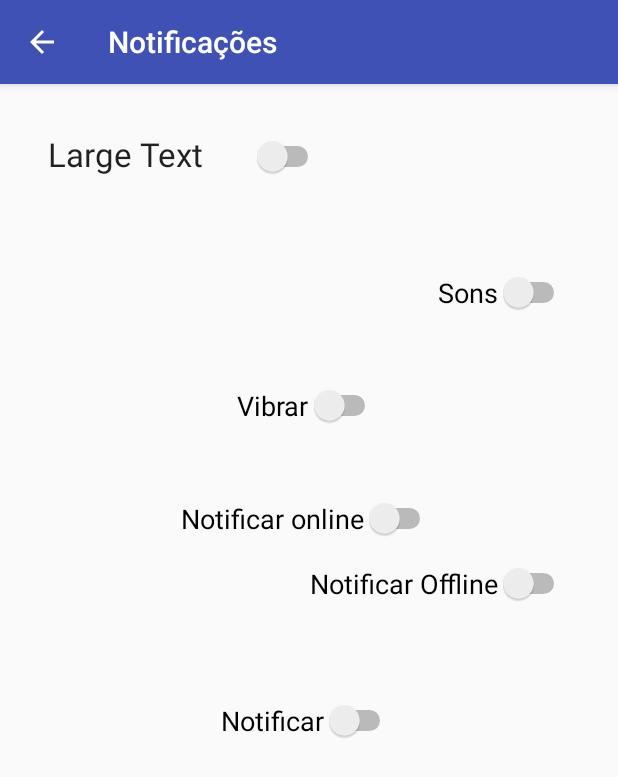
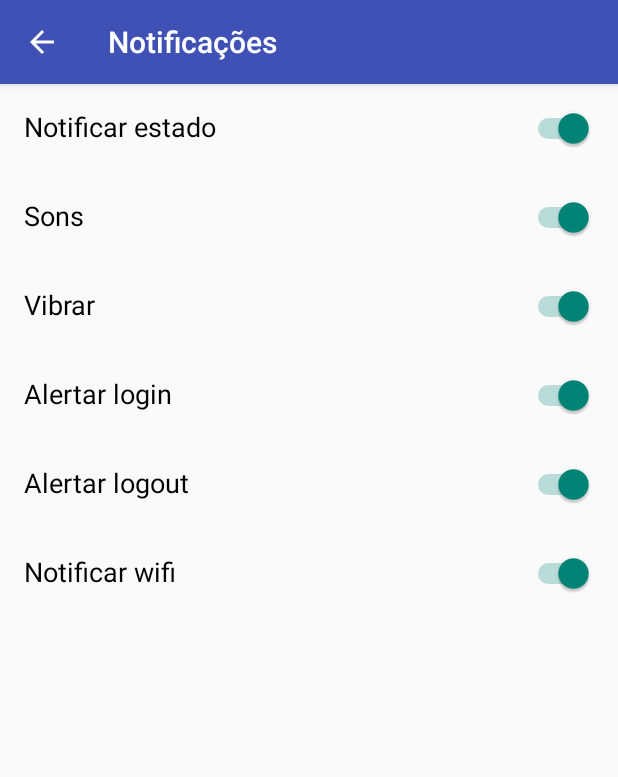
Before and after one commit to gitter-badger/reconnect, an Android app: the NotificationActivity screen opened directly, with no data from a screen before it, on a phone screen of 412 x 824 dp. Shown: the top 777 px of the screen. Run offline under Robolectric (Android 15) with nearby library versions, the phone set to English and light mode, and no system bars.

Commit message:
Update Layout Notifications

```diff
--- a/Android/Reconnect2/app/src/main/java/com/example/peter/reconnect/MainActivity.java
+++ b/Android/Reconnect2/app/src/main/java/com/example/peter/reconnect/MainActivity.java
@@ -49,6 +49,7 @@ public class MainActivity extends ActionBarActivity {
                 if (isChecked) {
                     teste("Reconnect", "login automatico ligado");
                     startService(new Intent(getBaseContext(), MyService.class));
+
                 }
                 if (!isChecked) {
                     teste("Reconnect", "Autologin desactivado");
--- a/Android/Reconnect2/app/src/main/res/layout/activity_notifications.xml
+++ b/Android/Reconnect2/app/src/main/res/layout/activity_notifications.xml
@@ -15,124 +15,170 @@
             android:layout_height="match_parent"
             android:orientation="vertical">
 
-            <TableRow
+            <RelativeLayout
+                android:id="@+id/relativeLayout1"
                 android:layout_width="fill_parent"
                 android:layout_height="wrap_content"
-                android:layout_margin="@dimen/activity_vertical_margin"
-                android:id="@+id/tableRow2">
+                  >
 
                 <TextView
+                    android:id="@+id/button1"
                     android:layout_width="wrap_content"
                     android:layout_height="wrap_content"
-                    android:textAppearance="?android:attr/textAppearanceLarge"
-                    android:text="Large Text"
-                    android:id="@+id/textView6"
+                    android:text="Notificar estado"
+                    android:layout_alignParentLeft="true"
+                    android:textSize="18sp"
                     android:layout_margin="@dimen/activity_vertical_margin"
-                    android:gravity="left" />
+                    android:textColor="#000000" />
 
                 <Switch
+                    android:id="@+id/button2"
                     android:layout_width="wrap_content"
                     android:layout_height="wrap_content"
-                    android:id="@+id/switch2"
+                    android:layout_alignParentRight="true"
+                    android:textSize="18sp"
+                    android:textOn="Sim"
+                    android:textOff="Nao"
                     android:layout_margin="@dimen/activity_vertical_margin"
-                    android:textOff="Nao"
-                    android:textOn="Sim"
-                    android:textSize="18sp" />
+                    android:checked="true" />
 
-            </TableRow>
+            </RelativeLayout>
 
-            <TableRow
-                android:layout_width="wrap_content"
-                android:layout_height="wrap_content"
-                android:layout_gravity="center_horizontal|right"
-                android:layout_margin="@dimen/activity_vertical_margin"
-                android:id="@+id/tablerow5">
+            <RelativeLayout
+                android:id="@+id/relativeLayout5"
+                android:layout_width="fill_parent"
+                android:layout_height="wrap_content" >
 
-                <Switch
+                <TextView
+                    android:id="@+id/textView11"
                     android:layout_width="wrap_content"
                     android:layout_height="wrap_content"
                     android:text="Sons"
-                    android:id="@+id/switch3"
+                    android:layout_alignParentLeft="true"
+                    android:textSize="18sp"
                     android:layout_margin="@dimen/activity_vertical_margin"
+                    android:textColor="#000000" />
+
+                <Switch
+                    android:id="@+id/switch5"
+                    android:layout_width="wrap_content"
+                    android:layout_height="wrap_content"
+                    android:layout_alignParentRight="true"
                     android:textSize="18sp"
                     android:textOn="Sim"
-                    android:textOff="Nao" />
+                    android:textOff="Nao"
+                    android:layout_margin="@dimen/activity_vertical_margin"
+                    android:checked="true" />
+            </RelativeLayout>
 
-            </TableRow>
+            <RelativeLayout
+                android:id="@+id/relativeLayout"
+                android:layout_width="fill_parent"
+                android:layout_height="wrap_content" >
 
-            <TableRow
-                android:layout_width="wrap_content"
-                android:layout_height="wrap_content"
-                android:layout_alignParentTop="true"
-                android:layout_centerHorizontal="true"
-                android:id="@+id/tableRow6"
-                android:layout_gravity="center_horizontal"
-                android:layout_margin="@dimen/activity_vertical_margin">
-
-                <Switch
+                <TextView
+                    android:id="@+id/textView6"
                     android:layout_width="wrap_content"
                     android:layout_height="wrap_content"
                     android:text="Vibrar"
+                    android:layout_alignParentLeft="true"
+                    android:textSize="18sp"
+                    android:layout_margin="@dimen/activity_vertical_margin"
+                    android:textColor="#000000" />
+
+                <Switch
                     android:id="@+id/switch1"
-                    android:layout_margin="@dimen/activity_vertical_margin"
-                    android:textSize="18sp"
-                    android:layout_gravity="right"
-                    android:textOff="Nao"
-                    android:textOn="Sim" />
-            </TableRow>
-
-            <TableRow
                     android:layout_width="wrap_content"
                     android:layout_height="wrap_content"
-                android:layout_gravity="center_horizontal"
-                android:id="@+id/tablerow1">
+                    android:layout_alignParentRight="true"
+                    android:textSize="18sp"
+                    android:textOn="Sim"
+                    android:textOff="Nao"
+                    android:layout_margin="@dimen/activity_vertical_margin"
+                    android:checked="true" />
+            </RelativeLayout>
+
+            <RelativeLayout
+                android:id="@+id/relativeLayout2"
+                android:layout_width="fill_parent"
+                android:layout_height="wrap_content" >
+
+                <TextView
+                    android:id="@+id/textView8"
+                    android:layout_width="wrap_content"
+                    android:layout_height="wrap_content"
+                    android:text="Alertar login"
+                    android:layout_alignParentLeft="true"
+                    android:textSize="18sp"
+                    android:layout_margin="@dimen/activity_vertical_margin"
+                    android:textColor="#000000" />
 
                 <Switch
+                    android:id="@+id/switch2"
                     android:layout_width="wrap_content"
                     android:layout_height="wrap_content"
-                    android:text="Notificar online"
-                    android:id="@+id/switch4"
+                    android:layout_alignParentRight="true"
                     android:textSize="18sp"
-                    android:layout_gravity="right" />
-            </TableRow>
+                    android:textOn="Sim"
+                    android:textOff="Nao"
+                    android:layout_margin="@dimen/activity_vertical_margin"
+                    android:checked="true" />
+            </RelativeLayout>
 
-            <TableRow
+            <RelativeLayout
+                android:id="@+id/relativeLayout3"
+                android:layout_width="fill_parent"
+                android:layout_height="wrap_content" >
+
+                <TextView
+                    android:id="@+id/textView9"
                     android:layout_width="wrap_content"
                     android:layout_height="wrap_content"
-                android:layout_gravity="center_horizontal|right"
+                    android:text="Alertar logout"
+                    android:layout_alignParentLeft="true"
+                    android:textSize="18sp"
                     android:layout_margin="@dimen/activity_vertical_margin"
-                android:id="@+id/tableRow3" >
+                    android:textColor="#000000" />
 
                 <Switch
+                    android:id="@+id/switch3"
                     android:layout_width="wrap_content"
                     android:layout_height="wrap_content"
-                    android:text="Notificar Offline"
-                    android:id="@+id/switch5"
+                    android:layout_alignParentRight="true"
+                    android:textSize="18sp"
+                    android:textOn="Sim"
+                    android:textOff="Nao"
                     android:layout_margin="@dimen/activity_vertical_margin"
-                    android:textOff="Sim"
-                    android:textOn="Nao"
-                    android:textSize="18sp"
-                    android:layout_gravity="right" />
-            </TableRow>
+                    android:checked="true" />
+            </RelativeLayout>
 
-            <TableRow
+            <RelativeLayout
+                android:id="@+id/relativeLayout4"
+                android:layout_width="fill_parent"
+                android:layout_height="wrap_content" >
+
+                <TextView
+                    android:id="@+id/textView10"
                     android:layout_width="wrap_content"
                     android:layout_height="wrap_content"
-                android:layout_gravity="center_horizontal"
+                    android:text="Notificar wifi"
+                    android:layout_alignParentLeft="true"
+                    android:textSize="18sp"
                     android:layout_margin="@dimen/activity_vertical_margin"
-                android:id="@+id/tableRow4" >
+                    android:textColor="#000000" />
 
                 <Switch
+                    android:id="@+id/switch4"
                     android:layout_width="wrap_content"
                     android:layout_height="wrap_content"
-                    android:text="Notificar"
-                    android:id="@+id/switch6"
+                    android:layout_alignParentRight="true"
+                    android:textSize="18sp"
+                    android:textOn="Sim"
+                    android:textOff="Nao"
                     android:layout_margin="@dimen/activity_vertical_margin"
-                    android:textOff="Nao"
-                    android:textOn="Sim"
-                    android:textSize="18sp"
-                    android:layout_gravity="right" />
-            </TableRow>
+                    android:checked="true" />
+            </RelativeLayout>
+
         </LinearLayout>
     </ScrollView>
 
```
Lines whose indentation alone changed are shown as unchanged.
